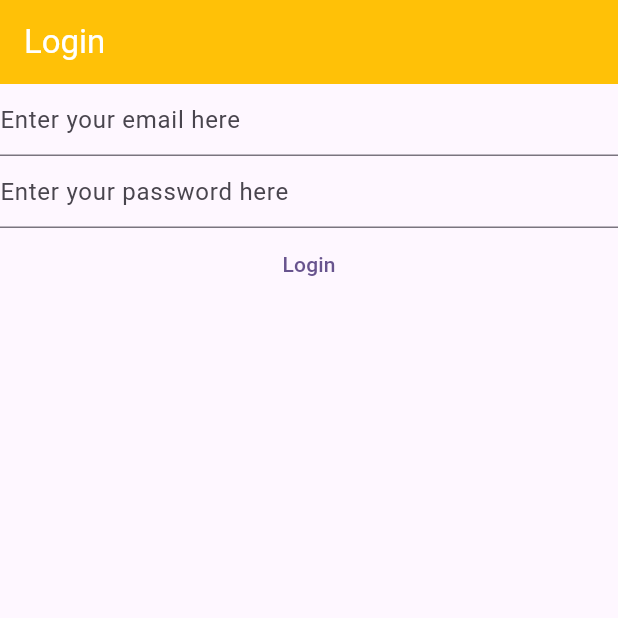
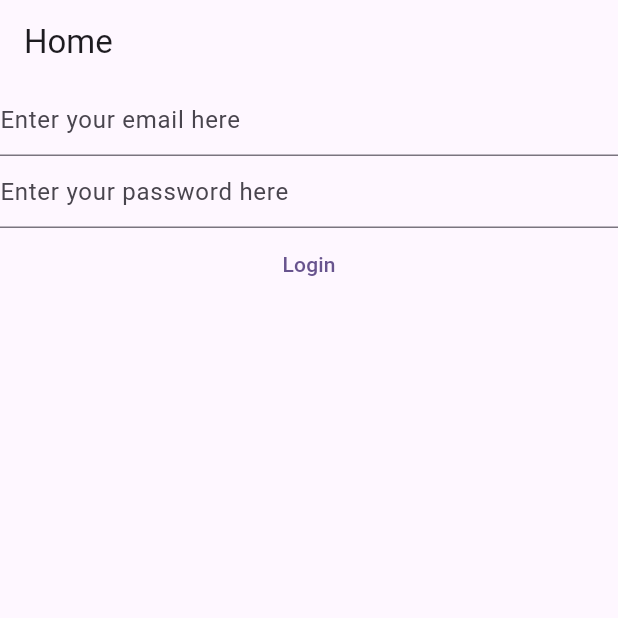
Before and after one commit to rhromets/mynotes_ffc_vandad, a Flutter app: the screen it shows after launch, on a phone screen of 412 x 824 dp, the top half of it. Run offline on Flutter 3.47's test engine with Material 3 defaults, Android fonts, the phone set to English and light mode, and no system bars; our stand-ins replace firebase_auth, firebase_core; accounts and stored records are empty; generated files the repository leaves out were written again.

Commit message:
fix: firebase login/register views

```diff
--- a/lib/main.dart
+++ b/lib/main.dart
@@ -1,10 +1,8 @@
-import 'package:firebase_core/firebase_core.dart';
 import 'package:flutter/material.dart';
-import 'package:mynotes_ffc_vandad/views/login_view.dart';
+import 'views/home_page.dart';
 
 void main() async {
   WidgetsFlutterBinding.ensureInitialized();
-  await Firebase.initializeApp();
   runApp(const MyApp());
 }
 
@@ -22,7 +20,7 @@ class MyApp extends StatelessWidget {
         ),
         useMaterial3: true,
       ),
-      home: const LoginView(),
+      home: const HomePage(),
     );
   }
 }
--- /dev/null
+++ b/lib/views/home_page.dart
@@ -0,0 +1,38 @@
+import 'package:firebase_core/firebase_core.dart';
+import 'package:flutter/material.dart';
+import 'package:mynotes_ffc_vandad/firebase_options.dart';
+import 'package:mynotes_ffc_vandad/views/login_view.dart';
+
+class HomePage extends StatelessWidget {
+  const HomePage({super.key});
+
+  @override
+  Widget build(BuildContext context) {
+    return Scaffold(
+      appBar: AppBar(
+        title: const Text('Home'),
+      ),
+      body: FutureBuilder(
+        future: Firebase.initializeApp(
+          options: DefaultFirebaseOptions.currentPlatform,
+        ),
+        builder: (BuildContext context, AsyncSnapshot<dynamic> snapshot) {
+          switch (snapshot.connectionState) {
+            case ConnectionState.done:
+              // final user = FirebaseAuth.instance.currentUser;
+              // if (user?.emailVerified ?? false) {
+              //   debugPrint('You are verified');
+              //   return const Text('Done');
+              // } else {
+              //   debugPrint('Yo need to verify your email');
+              //   return const VerifyEmailView();
+              // }
+              return const LoginView();
+            default:
+              return const Text('Loading...');
+          }
+        },
+      ),
+    );
+  }
+}
--- a/lib/views/login_view.dart
+++ b/lib/views/login_view.dart
@@ -52,17 +52,7 @@ class _LoginViewState extends State<LoginView> {
 
   @override
   Widget build(BuildContext context) {
-    return Scaffold(
-      appBar: AppBar(
-        backgroundColor: Colors.amber,
-        title: const Text(
-          'Login',
-          style: TextStyle(
-            color: Colors.white,
-          ),
-        ),
-      ),
-      body: Column(
+    return Column(
       children: [
         TextField(
           controller: _email,
@@ -87,7 +77,6 @@ class _LoginViewState extends State<LoginView> {
           child: const Text('Login'),
         ),
       ],
-      ),
     );
   }
 }
```
Also changed, not shown: lib/views/register_view.dart (+1 -12 lines), lib/views/verify_email_view.dart (added, +27 -0 lines). Lines whose indentation alone changed are shown as unchanged.
